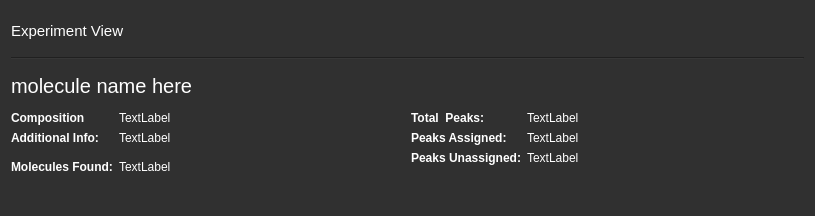
Before: the Qt Designer form app/dialogs/frames/experiment_info_widget.ui in jnicoleoliveira/SPECData, drawn with Qt 5.
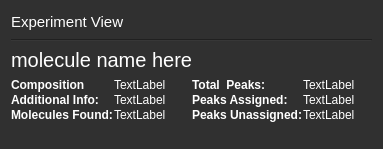
After: the same form once the commit is applied.

The edit to the form file:
```diff
--- a/app/dialogs/frames/experiment_info_widget.ui
+++ b/app/dialogs/frames/experiment_info_widget.ui
@@ -6,10 +6,22 @@
    <rect>
     <x>0</x>
     <y>0</y>
-    <width>815</width>
-    <height>216</height>
+    <width>383</width>
+    <height>149</height>
    </rect>
   </property>
+  <property name="sizePolicy">
+   <sizepolicy hsizetype="Fixed" vsizetype="Fixed">
+    <horstretch>0</horstretch>
+    <verstretch>0</verstretch>
+   </sizepolicy>
+  </property>
+  <property name="minimumSize">
+   <size>
+    <width>0</width>
+    <height>5</height>
+   </size>
+  </property>
   <property name="windowTitle">
    <string>Form</string>
   </property>
@@ -60,10 +72,16 @@
    </item>
    <item row="1" column="0">
     <layout class="QHBoxLayout" name="horizontalLayout_3">
+     <property name="spacing">
+      <number>1</number>
+     </property>
      <item>
       <layout class="QFormLayout" name="formLayout">
        <property name="fieldGrowthPolicy">
-        <enum>QFormLayout::ExpandingFieldsGrow</enum>
+        <enum>QFormLayout::FieldsStayAtSizeHint</enum>
+       </property>
+       <property name="labelAlignment">
+        <set>Qt::AlignLeading|Qt::AlignLeft|Qt::AlignVCenter</set>
        </property>
        <item row="0" column="0">
         <widget class="QLabel" name="composition_lbl">
@@ -106,14 +124,7 @@
          </property>
         </widget>
        </item>
-       <item row="2" column="1">
-        <widget class="Line" name="line_2">
-         <property name="orientation">
-          <enum>Qt::Horizontal</enum>
-         </property>
-        </widget>
-       </item>
-       <item row="3" column="0">
+       <item row="2" column="0">
         <widget class="QLabel" name="molecules_found_lbl">
          <property name="font">
           <font>
@@ -127,7 +138,7 @@
          </property>
         </widget>
        </item>
-       <item row="3" column="1">
+       <item row="2" column="1">
         <widget class="QLabel" name="molecules_found_val">
          <property name="text">
           <string>TextLabel</string>
@@ -139,7 +150,7 @@
      <item>
       <layout class="QFormLayout" name="formLayout_4">
        <property name="fieldGrowthPolicy">
-        <enum>QFormLayout::ExpandingFieldsGrow</enum>
+        <enum>QFormLayout::FieldsStayAtSizeHint</enum>
        </property>
        <item row="0" column="0">
         <widget class="QLabel" name="total_peaks_lbl">
```
Left out of the diff: 7 changed lines with no effect on the pictures.
